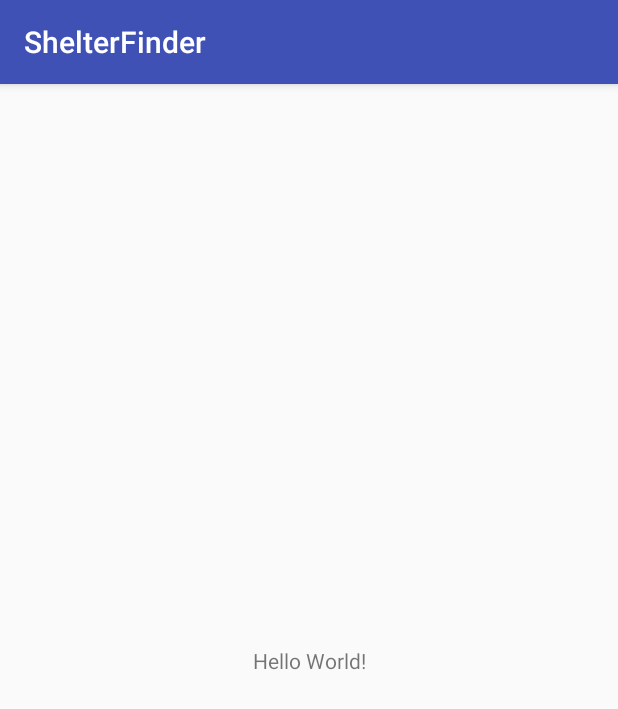
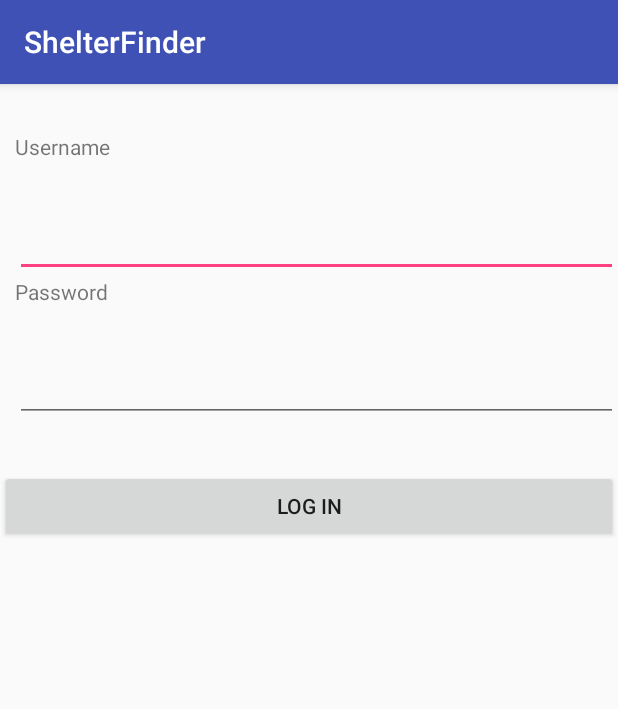
Before and after one commit to jpbronsted/ShelterFinder, an Android app: the screen it shows after launch (MainActivity before the commit, LoginActivity after it), on a phone screen of 412 x 824 dp. Shown: the top 709 px of the screen. Run offline under Robolectric (Android 15) with nearby library versions, the phone set to English and light mode, and no system bars.

Commit message:
James - created two new views (Welcome and Login screens)

```diff
--- a/app/src/main/AndroidManifest.xml
+++ b/app/src/main/AndroidManifest.xml
@@ -9,13 +9,15 @@
         android:roundIcon="@mipmap/ic_launcher_round"
         android:supportsRtl="true"
         android:theme="@style/AppTheme">
-        <activity android:name=".MainActivity">
+        <activity android:name=".LoginActivity">
             <intent-filter>
                 <action android:name="android.intent.action.MAIN" />
 
                 <category android:name="android.intent.category.LAUNCHER" />
             </intent-filter>
         </activity>
+        <activity android:name=".WelcomeActivity">
+        </activity>
     </application>
 
 </manifest>
--- /dev/null
+++ b/app/src/main/java/edu/gatech/team13/shelterfinder/LoginActivity.java
@@ -0,0 +1,15 @@
+package edu.gatech.team13.shelterfinder;
+
+import android.support.v7.app.AppCompatActivity;
+import android.os.Bundle;
+
+public class LoginActivity extends AppCompatActivity {
+
+    @Override
+    protected void onCreate(Bundle savedInstanceState) {
+        super.onCreate(savedInstanceState);
+        setContentView(R.layout.activity_login);
+    }
+
+
+}
--- a/app/src/main/java/edu/gatech/team13/shelterfinder/MainActivity.java
+++ b/app/src/main/java/edu/gatech/team13/shelterfinder/WelcomeActivity.java
@@ -3,11 +3,13 @@ package edu.gatech.team13.shelterfinder;
 import android.support.v7.app.AppCompatActivity;
 import android.os.Bundle;
 
-public class MainActivity extends AppCompatActivity {
+public class WelcomeActivity extends AppCompatActivity {
 
     @Override
     protected void onCreate(Bundle savedInstanceState) {
         super.onCreate(savedInstanceState);
-        setContentView(R.layout.activity_main);
+        setContentView(R.layout.activity_login);
     }
+
+
 }
--- /dev/null
+++ b/app/src/main/res/layout/activity_login.xml
@@ -0,0 +1,60 @@
+<?xml version="1.0" encoding="utf-8"?>
+<RelativeLayout
+    xmlns:android="http://schemas.android.com/apk/res/android"
+    xmlns:app="http://schemas.android.com/apk/res-auto"
+    xmlns:tools="http://schemas.android.com/tools"
+    android:id="@+id/activity_login"
+    android:layout_width="match_parent"
+    android:layout_height="match_parent"
+    tools:context="edu.gatech.team13.shelterfinder.LoginActivity">
+
+    <TextView
+        android:id="@+id/textview_username"
+        android:layout_width="wrap_content"
+        android:layout_height="wrap_content"
+        android:layout_alignParentStart="true"
+        android:layout_alignParentTop="true"
+        android:layout_marginTop="32dp"
+        android:layout_marginStart="10dp"
+        android:text="Username" />
+
+    <TextView
+        android:id="@+id/textview_password"
+        android:layout_width="wrap_content"
+        android:layout_height="wrap_content"
+        android:layout_alignParentStart="true"
+        android:layout_below="@+id/edittext_username"
+        android:layout_marginStart="10dp"
+        android:text="Password" />
+
+    <EditText
+        android:id="@+id/edittext_username"
+        android:layout_width="match_parent"
+        android:layout_height="wrap_content"
+        android:layout_alignParentStart="true"
+        android:layout_below="@+id/textview_username"
+        android:layout_marginStart="10dp"
+        android:layout_marginTop="32dp" />
+
+    <EditText
+        android:id="@+id/edittext_password"
+        android:layout_width="match_parent"
+        android:layout_height="wrap_content"
+        android:layout_alignParentStart="true"
+        android:layout_below="@+id/textview_password"
+        android:layout_marginStart="10dp"
+        android:layout_marginTop="32dp"/>
+
+    <Button
+        android:id="@+id/button_login"
+        android:layout_width="wrap_content"
+        android:layout_height="wrap_content"
+        android:layout_alignParentStart="true"
+        android:layout_below="@+id/edittext_password"
+        android:layout_right="@+id/button_signup"
+        android:layout_marginTop="32dp"
+        android:layout_alignParentEnd="true"
+        android:text="Log In"
+        android:onClick="onLoginPressed"/>
+
+</RelativeLayout>
--- a/app/src/main/res/layout/activity_main.xml
+++ /dev/null
@@ -1,18 +0,0 @@
-<?xml version="1.0" encoding="utf-8"?>
-<android.support.constraint.ConstraintLayout xmlns:android="http://schemas.android.com/apk/res/android"
-    xmlns:app="http://schemas.android.com/apk/res-auto"
-    xmlns:tools="http://schemas.android.com/tools"
-    android:layout_width="match_parent"
-    android:layout_height="match_parent"
-    tools:context="edu.gatech.team13.shelterfinder.MainActivity">
-
-    <TextView
-        android:layout_width="wrap_content"
-        android:layout_height="wrap_content"
-        android:text="Hello World!"
-        app:layout_constraintBottom_toBottomOf="parent"
-        app:layout_constraintLeft_toLeftOf="parent"
-        app:layout_constraintRight_toRightOf="parent"
-        app:layout_constraintTop_toTopOf="parent" />
-
-</android.support.constraint.ConstraintLayout>
```
Also changed, not shown: app/src/main/res/layout/activity_welcome.xml (added, +43 -0 lines).
